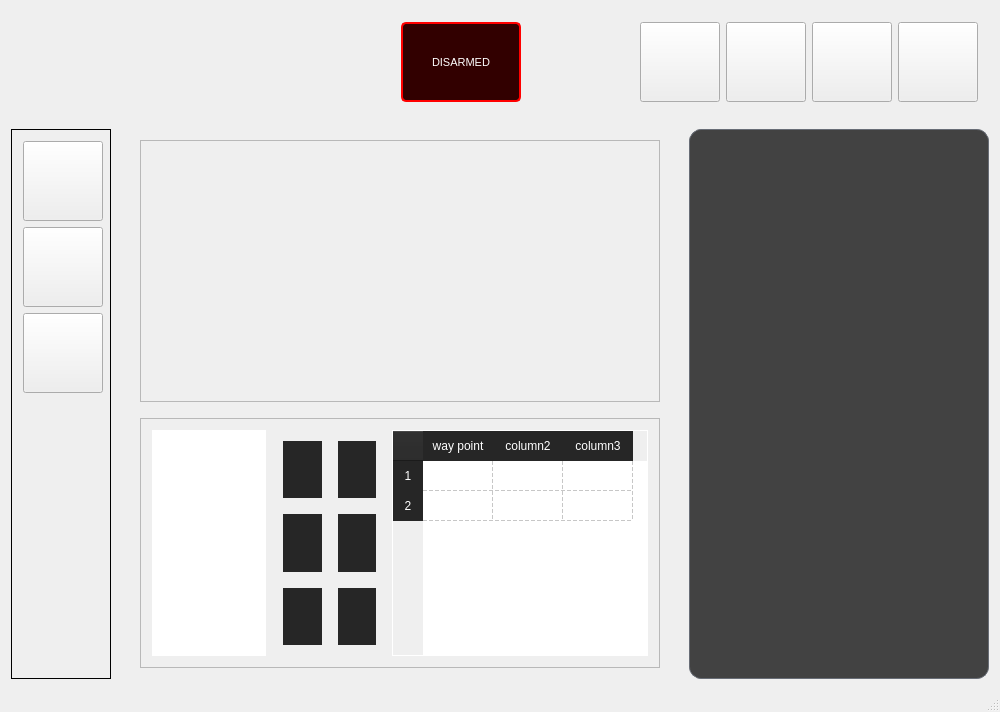
Above: src/quadrasoftware.ui from merlinn7/quadra before the change. Below: the same form after it.
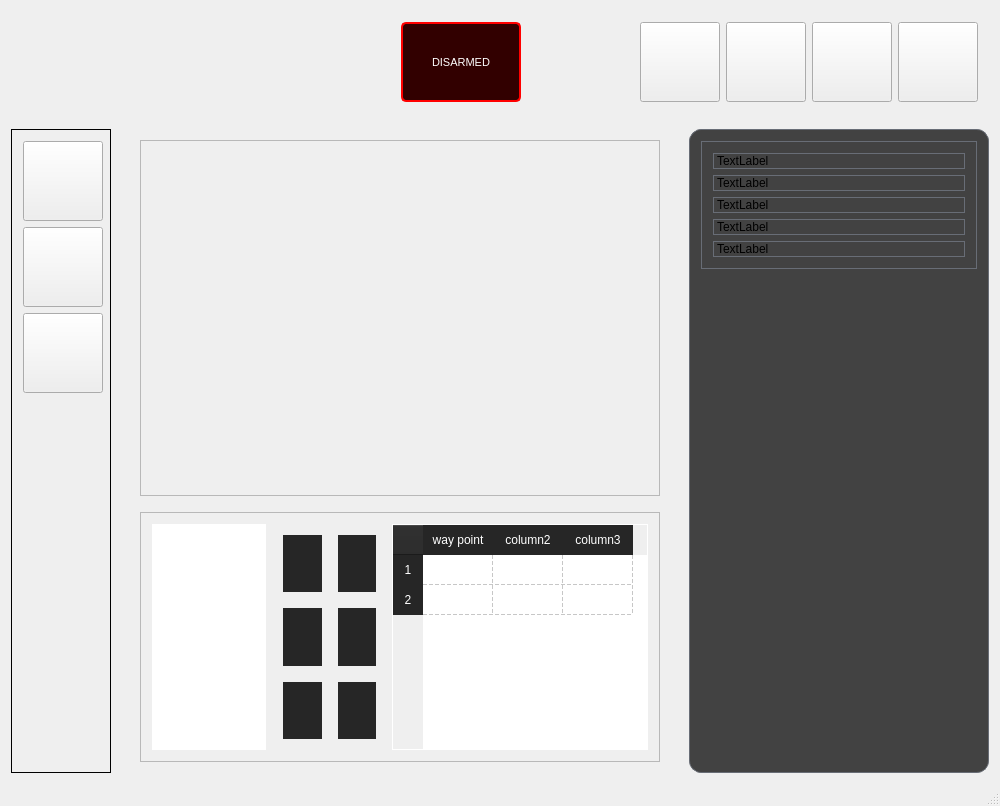
That is the form after the change.

The edit to the form file:
```diff
--- a/src/quadrasoftware.ui
+++ b/src/quadrasoftware.ui
@@ -10,6 +10,12 @@
     <height>712</height>
    </rect>
   </property>
+  <property name="minimumSize">
+   <size>
+    <width>0</width>
+    <height>0</height>
+   </size>
+  </property>
   <property name="windowTitle">
    <string>quadrasoftware</string>
   </property>
@@ -704,17 +710,130 @@
          <item>
           <layout class="QVBoxLayout" name="verticalLayout_5">
            <item>
-            <spacer name="verticalSpacer_4">
-             <property name="orientation">
-              <enum>Qt::Vertical</enum>
+            <widget class="QFrame" name="frame_7">
+             <property name="sizePolicy">
+              <sizepolicy hsizetype="Expanding" vsizetype="Expanding">
+               <horstretch>0</horstretch>
+               <verstretch>0</verstretch>
+              </sizepolicy>
              </property>
-             <property name="sizeHint" stdset="0">
+             <property name="minimumSize">
               <size>
-               <width>20</width>
-               <height>40</height>
+               <width>0</width>
+               <height>0</height>
               </size>
              </property>
-            </spacer>
+             <property name="styleSheet">
+              <string notr="true">border-radius: 0px;
+</string>
+             </property>
+             <property name="frameShape">
+              <enum>QFrame::StyledPanel</enum>
+             </property>
+             <property name="frameShadow">
+              <enum>QFrame::Raised</enum>
+             </property>
+             <layout class="QVBoxLayout" name="verticalLayout_8">
+              <item>
+               <widget class="QLabel" name="label">
+                <property name="sizePolicy">
+                 <sizepolicy hsizetype="Preferred" vsizetype="Expanding">
+                  <horstretch>0</horstretch>
+                  <verstretch>0</verstretch>
+                 </sizepolicy>
+                </property>
+                <property name="maximumSize">
+                 <size>
+                  <width>16777215</width>
+                  <height>16777215</height>
+                 </size>
+                </property>
+                <property name="text">
+                 <string>TextLabel</string>
+                </property>
+               </widget>
+              </item>
+              <item>
+               <widget class="QLabel" name="label_2">
+                <property name="sizePolicy">
+                 <sizepolicy hsizetype="Preferred" vsizetype="Expanding">
+                  <horstretch>0</horstretch>
+                  <verstretch>0</verstretch>
+                 </sizepolicy>
+                </property>
+                <property name="maximumSize">
+                 <size>
+                  <width>16777215</width>
+                  <height>16777215</height>
+                 </size>
+                </property>
+                <property name="text">
+                 <string>TextLabel</string>
+                </property>
+               </widget>
+              </item>
+              <item>
+               <widget class="QLabel" name="label_3">
+                <property name="sizePolicy">
+                 <sizepolicy hsizetype="Preferred" vsizetype="Expanding">
+                  <horstretch>0</horstretch>
+                  <verstretch>0</verstretch>
+                 </sizepolicy>
+                </property>
+                <property name="maximumSize">
+                 <size>
+                  <width>16777215</width>
+                  <height>16777215</height>
+                 </size>
+                </property>
+                <property name="text">
+                 <string>TextLabel</string>
+                </property>
+               </widget>
+              </item>
+              <item>
+               <widget class="QLabel" name="label_4">
+                <property name="sizePolicy">
+                 <sizepolicy hsizetype="Preferred" vsizetype="Expanding">
+                  <horstretch>0</horstretch>
+                  <verstretch>0</verstretch>
+                 </sizepolicy>
+                </property>
+                <property name="maximumSize">
+                 <size>
+                  <width>16777215</width>
+                  <height>16777215</height>
+                 </size>
+                </property>
+                <property name="text">
+                 <string>TextLabel</string>
+                </property>
+               </widget>
+              </item>
+              <item>
+               <widget class="QLabel" name="label_5">
+                <property name="sizePolicy">
+                 <sizepolicy hsizetype="Preferred" vsizetype="Expanding">
+                  <horstretch>0</horstretch>
+                  <verstretch>0</verstretch>
+                 </sizepolicy>
+                </property>
+                <property name="maximumSize">
+                 <size>
+                  <width>16777215</width>
+                  <height>16777215</height>
+                 </size>
+                </property>
+                <property name="styleSheet">
+                 <string notr="true"/>
+                </property>
+                <property name="text">
+                 <string>TextLabel</string>
+                </property>
+               </widget>
+              </item>
+             </layout>
+            </widget>
            </item>
            <item>
             <widget class="QFrame" name="frame_6">
@@ -803,7 +922,7 @@
              </widget>
             </widget>
            </item>
-           <item>
+           <item alignment="Qt::AlignBottom">
             <widget class="QFrame" name="frame_5">
              <property name="minimumSize">
               <size>
```
